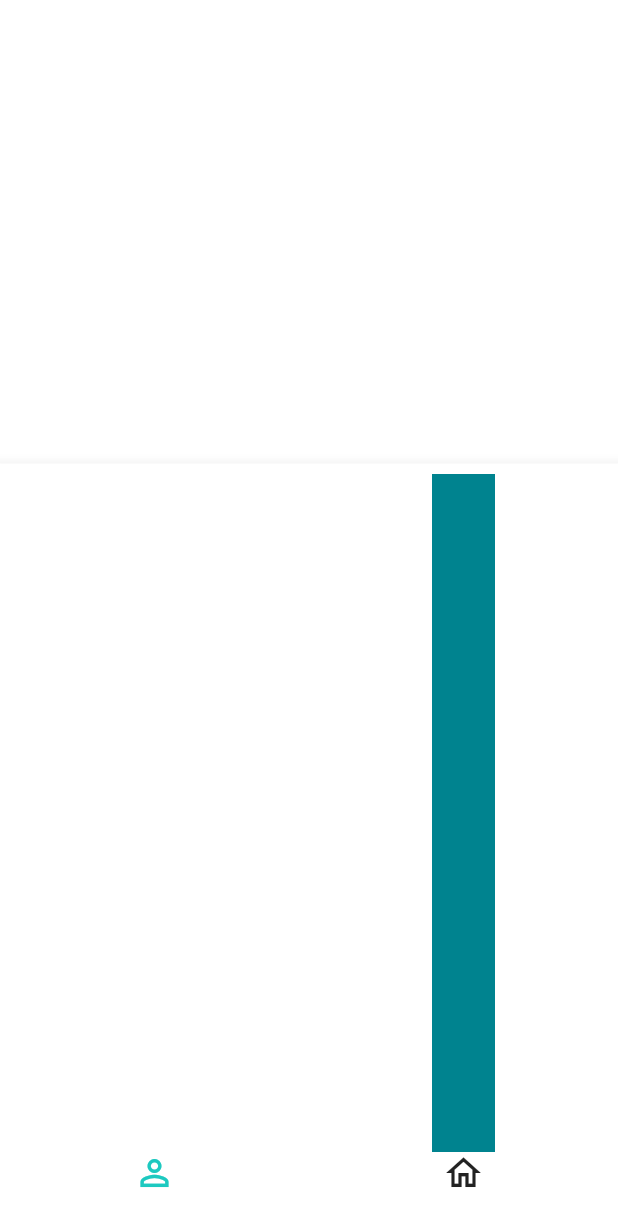
After one commit to azad-ahmed/myProjectFlutter, a Flutter app: the BottomBar screen opened by its route, on a phone screen of 412 x 824 dp. The commit adds this screen. Shown: the top 1226 px of the screen. Run offline on Flutter 3.47's test engine with Material 3 defaults, Android fonts, the phone set to English and light mode, and no system bars; our stand-ins replace shared_preferences; accounts and stored records are empty.

Commit message:
feat: Fixed Bugs.

```diff
--- a/lib/Providers/user_provider.dart
+++ b/lib/Providers/user_provider.dart
@@ -10,7 +10,6 @@ class UserProvider extends ChangeNotifier {
     address: '',
     type: '',
     token: '',
-    cart: [],
   );
 
   User get user => _user;
--- /dev/null
+++ b/lib/common/widgets/bottom_bar.dart
@@ -0,0 +1,65 @@
+import 'package:flutter/material.dart';
+import 'package:my_project_flutter/constants/global_variables.dart';
+
+class BottomBar extends StatefulWidget {
+  static const String routeName = '/actual-home';
+  const BottomBar({Key? key}) : super(key: key);
+
+  @override
+  State<BottomBar> createState() => _BottomBarState();
+}
+
+class _BottomBarState extends State<BottomBar> {
+  int _page = 0;
+  double BottomBarWidth = 42;
+  double bottomBarBorderWidth = 452;
+
+  @override
+  Widget build(BuildContext context) {
+    return Scaffold(
+      bottomNavigationBar: BottomNavigationBar(
+        currentIndex: _page,
+        selectedItemColor: GlobalVariables.secondaryColor,
+        unselectedItemColor: GlobalVariables.unselectedNavBarColor,
+        backgroundColor: GlobalVariables.backgroundColor,
+        iconSize: 28,
+        items: [
+          BottomNavigationBarItem(
+              icon: Container(
+            width: BottomBarWidth,
+            decoration: BoxDecoration(
+                border: Border(
+                    top: BorderSide(
+              color: _page == 1
+                  ? GlobalVariables.selectedNavBarColor
+                  : GlobalVariables.backgroundColor,
+              width: bottomBarBorderWidth,
+            ),),),
+            child: const Icon(
+              Icons.person_outline_outlined,
+              ),
+          ),
+          label: '',
+          ),
+          BottomNavigationBarItem(
+              icon: Container(
+            width: BottomBarWidth,
+            decoration: BoxDecoration(
+                border: Border(
+                    top: BorderSide(
+              color: _page == 0
+                  ? GlobalVariables.selectedNavBarColor
+                  : GlobalVariables.backgroundColor,
+              width: bottomBarBorderWidth,
+            ),),),
+            child: const Icon(
+              Icons.home_outlined,
+              ),
+          ),
+          label: '',
+          ),
+        ],
+      ),
+    );
+  }
+}
--- a/lib/constants/global_variables.dart
+++ b/lib/constants/global_variables.dart
@@ -1,7 +1,7 @@
 import 'package:flutter/material.dart';
 
 
-String uri = 'http://:3000';
+String uri = 'http://localhost:3000';
 class GlobalVariables {
   static const appBarGradient = LinearGradient(
     colors: [
--- a/lib/main.dart
+++ b/lib/main.dart
@@ -1,15 +1,35 @@
 import 'package:flutter/material.dart';
+import 'package:my_project_flutter/Providers/user_provider.dart';
+import 'package:my_project_flutter/common/widgets/bottom_bar.dart';
 import 'package:my_project_flutter/constants/global_variables.dart';
+import 'package:my_project_flutter/features/auth/services/auth_service.dart';
 import 'package:my_project_flutter/router.dart';
+import 'package:provider/provider.dart';
 import 'features/auth/screens/auth_screen.dart';
 
-
 void main() {
-  runApp(MyBlogApp());
+  runApp(MultiProvider(providers: [
+    ChangeNotifierProvider(
+      create: (context) => UserProvider(),
+    ),
+  ], child: MyBlogApp()));
 }
 
-class MyBlogApp extends StatelessWidget {
+class MyBlogApp extends StatefulWidget {
   const MyBlogApp({Key? key}) : super(key: key);
+
+  @override
+  State<MyBlogApp> createState() => _MyBlogAppState();
+}
+
+class _MyBlogAppState extends State<MyBlogApp> {
+  final AuthService authService = AuthService();
+
+  @override
+  void initState() {
+    super.initState();
+    authService.getUserData(context);
+  }
 
   @override
   Widget build(BuildContext context) {
@@ -30,7 +50,11 @@ class MyBlogApp extends StatelessWidget {
           useMaterial3: true,
         ),
       onGenerateRoute: (settings) => generateRoute(settings),
-      home: const AuthScreen()
+      home: Provider.of<UserProvider>(context).user.token.isNotEmpty
+          ? Provider.of<UserProvider>(context).user.type == 'user'
+              ? const BottomBar()
+              : const AuthScreen()
+          : const AuthScreen(),
     );
   }
 }
--- a/lib/router.dart
+++ b/lib/router.dart
@@ -1,5 +1,7 @@
 import 'package:flutter/material.dart';
+import 'package:my_project_flutter/common/widgets/bottom_bar.dart';
 import 'features/auth/screens/auth_screen.dart';
+import 'features/home/screens/home_screen.dart';
 
 
 Route<dynamic> generateRoute(RouteSettings routeSettings) {
@@ -7,7 +9,17 @@ Route<dynamic> generateRoute(RouteSettings routeSettings) {
     case AuthScreen.routeName:
       return MaterialPageRoute(
           settings:  routeSettings,
-          builder: (_) => const AuthScreen()
+          builder: (_) => const AuthScreen(),
+      );
+    case HomeScreen.routeName:
+      return MaterialPageRoute(
+          settings:  routeSettings,
+          builder: (_) => const HomeScreen(),
+      );
+    case BottomBar.routeName:
+      return MaterialPageRoute(
+          settings:  routeSettings,
+          builder: (_) => const BottomBar(),
       );
     default:
       return MaterialPageRoute(
```
Also changed, not shown: lib/features/auth/services/auth_service.dart (+51 -9 lines), lib/features/home/screens/home_screen.dart (added, +26 -0 lines), lib/models/user.dart (+1 -8 lines), lib/features/home/screens/home_screens.dart (deleted), 3 other files. Lines whose indentation alone changed are shown as unchanged.
